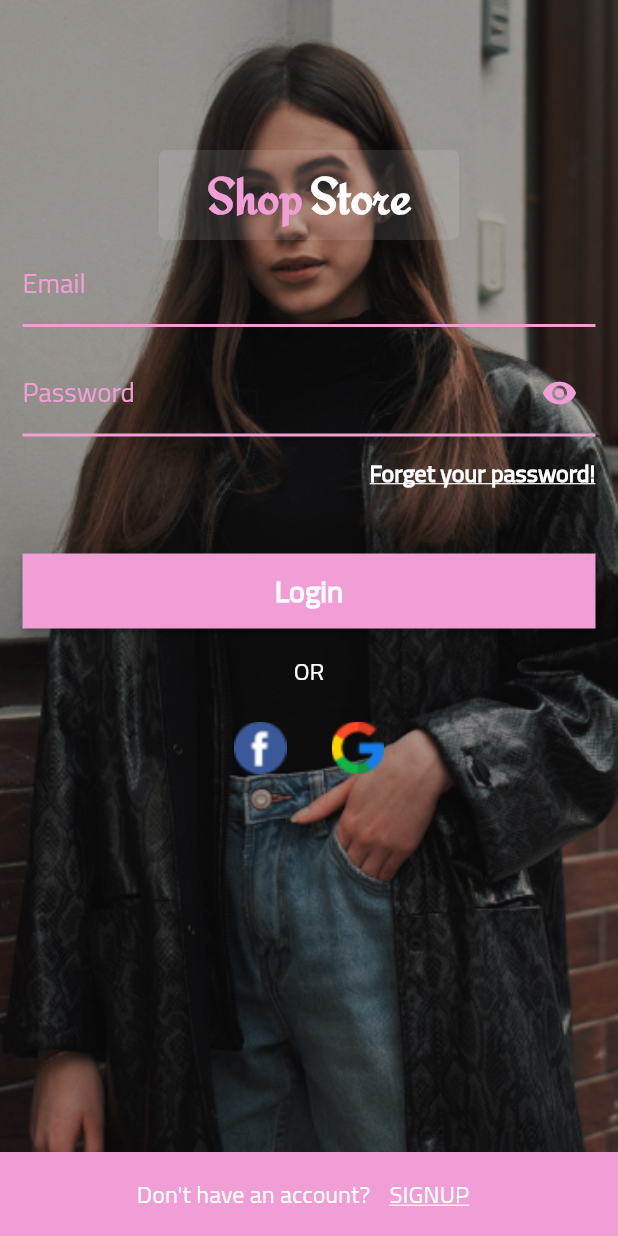
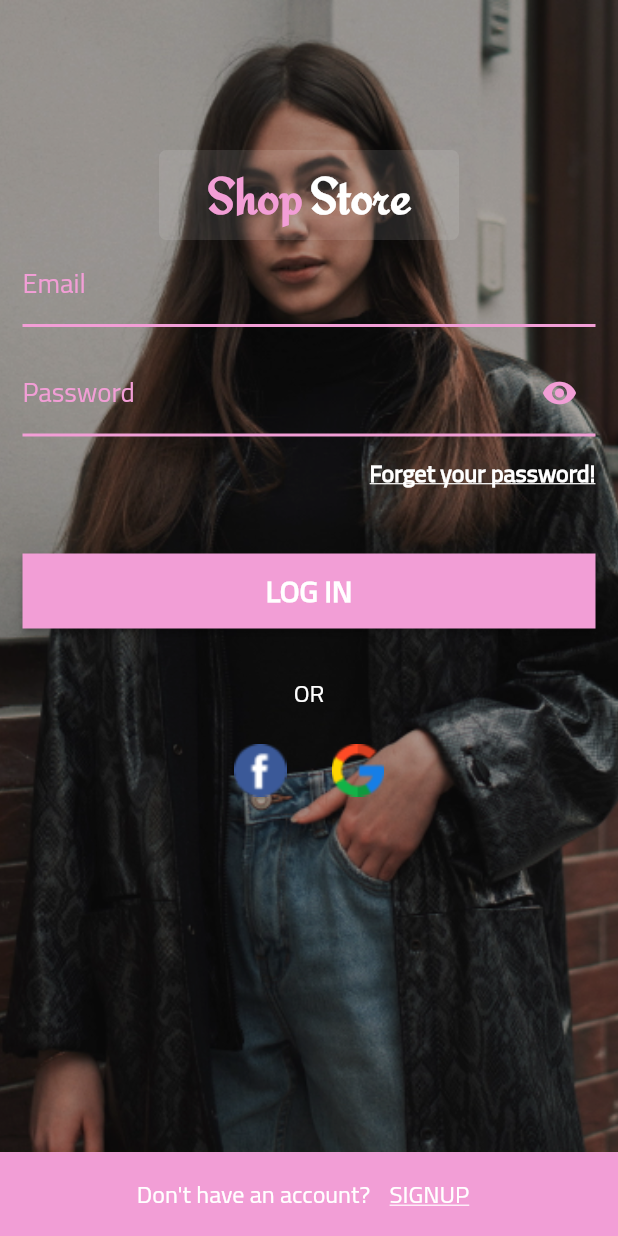
Before and after one commit to mohamedelbalooty/shop_store, a Flutter app: the LoginView screen opened by its route, on a phone screen of 412 x 824 dp. Run offline on Flutter 3.47's test engine with Material 2 defaults, Android fonts, the phone set to English and light mode, and no system bars; our stand-ins replace firebase_auth, firebase_core, get; accounts and stored records are empty.

Commit message:
handling auth

```diff
--- /dev/null
+++ b/lib/utils/helper/firebase_helper.dart
@@ -0,0 +1,5 @@
+import 'package:firebase_auth/firebase_auth.dart';
+
+class FirebaseHelper {
+  static final FirebaseAuth firebaseAuth = FirebaseAuth.instance;
+}
--- a/lib/utils/routes/routes.dart
+++ b/lib/utils/routes/routes.dart
@@ -3,22 +3,35 @@
 import 'package:shop_store/view/auth_view/forget_password_view.dart';
 import 'package:shop_store/view/auth_view/login_view.dart';
 import 'package:shop_store/view/auth_view/signup_view.dart';
+import 'package:shop_store/view/auth_view/verification_view.dart';
+import 'package:shop_store/view/home_view/home_view.dart';
 import 'package:shop_store/view/welcome_view/welcome_view.dart';
 
 class Routes {
   static const String initialRoute = RoutesPath.welcomeView;
   static List<GetPage> routes = [
     GetPage(name: RoutesPath.welcomeView, page: () => const WelcomeView()),
-    GetPage(name: RoutesPath.loginView, page: () => const LoginView(), binding: AuthBinding()),
     GetPage(
-        name: RoutesPath.signupView,
-        page: () => const SignUpView(),
-        binding: AuthBinding()),
+      name: RoutesPath.loginView,
+      page: () => const LoginView(),
+      binding: AuthBinding(),
+    ),
     GetPage(
-        name: RoutesPath.forgetPasswordView,
-        page: () => const ForgetPasswordView()),
-
-    // GetPage(name: RoutesPath.loginView, page: () => const LoginView()),
+      name: RoutesPath.signupView,
+      page: () => const SignUpView(),
+      binding: AuthBinding(),
+    ),
+    GetPage(
+      name: RoutesPath.forgetPasswordView,
+      page: () => const ForgetPasswordView(),
+      binding: AuthBinding(),
+    ),
+    GetPage(
+      name: RoutesPath.verificationView,
+      page: () => const VerificationView(),
+      binding: AuthBinding(),
+    ),
+    GetPage(name: RoutesPath.homeView, page: () => const HomeView()),
     // GetPage(name: RoutesPath.loginView, page: () => const LoginView()),
     // GetPage(name: RoutesPath.loginView, page: () => const LoginView()),
     // GetPage(name: RoutesPath.loginView, page: () => const LoginView()),
@@ -30,4 +43,11 @@
   static const String loginView = "/loginView";
   static const String signupView = "/signupView";
   static const String forgetPasswordView = '/forgetPasswordView';
+  static const String verificationView = '/verificationView';
+  static const String homeView = '/homeView';
+  // static const String verificationView = '/verificationView';
+  // static const String verificationView = '/verificationView';
+  // static const String verificationView = '/verificationView';
+  // static const String verificationView = '/verificationView';
+
 }
--- a/lib/view/auth_view/components.dart
+++ b/lib/view/auth_view/components.dart
@@ -22,6 +22,7 @@
   @override
   Widget build(BuildContext context) {
     return TextFormField(
+      controller: controller,
       validator: validate,
       obscureText: isPassword,
       cursorColor: mainLightColor,
--- a/lib/view/auth_view/login_view.dart
+++ b/lib/view/auth_view/login_view.dart
@@ -18,7 +18,7 @@
   final GlobalKey<FormState> _globalKey = GlobalKey<FormState>();
   final TextEditingController _email = TextEditingController();
   final TextEditingController _password = TextEditingController();
-  final controller = Get.find<AuthController>();
+  final _controller = Get.find<AuthController>();
 
   @override
   Widget build(BuildContext context) {
@@ -61,21 +61,21 @@
                         ),
                         verticalSpace3(),
                         GetBuilder<AuthController>(
-                          builder: (context) {
+                          builder: (_) {
                             return BuildUnderlinedTextFormField(
                               hint: 'Password',
                               controller: _password,
-                              isPassword: !controller.isVisible,
+                              isPassword: !_controller.isVisible,
                               suffixWidget: IconButton(
                                 padding: const EdgeInsets.all(0),
                                 constraints: const BoxConstraints(),
-                                icon: controller.isVisible == true
+                                icon: _controller.isVisible == true
                                     ? const Icon(Icons.visibility_off)
                                     : const Icon(Icons.visibility),
                                 color: Get.isDarkMode
                                     ? mainDarkColor
                                     : mainLightColor,
-                                onPressed: () => controller.changeVisible(),
+                                onPressed: () => _controller.changeVisible(),
                               ),
                               validate: (String? value) {
                                 if (value == null || value.isEmpty) {
@@ -102,24 +102,31 @@
                           ],
                         ),
                         verticalSpace5(),
-                        BuildElevatedButtonUtil(
-                          child: TextUtil(
-                            text: 'Login',
+                        GetBuilder<AuthController>(builder: (_) {
+                          return BuildElevatedButtonUtil(
+                            child: !_controller.isLoading
+                                ? TextUtil(
+                                    text: 'Log in'.toUpperCase(),
                                     fontSize: 20.0,
-                            color: Get.isDarkMode
-                                ? secondDarkColor
-                                : secondLightColor,
+                                    color: whiteColor,
                                     fontWeight: FontWeight.bold,
-                          ),
+                                  )
+                                : const BuildCircularLoadingUtil(),
                             color:
                                 Get.isDarkMode ? mainDarkColor : mainLightColor,
                             radius: 0.0,
                             size: Size(infinityWidth, 50.0),
-                          onClick: () {
-                            if (_globalKey.currentState!.validate()) {}
+                            onClick: () async {
+                              if (_globalKey.currentState!.validate()) {
+                                await _controller.login(
+                                    email: _email.text.trim(),
+                                    password: _password.text);
+                                FocusScope.of(context).unfocus();
+                              }
                             },
-                        ),
-                        verticalSpace3(),
+                          );
+                        }),
+                        verticalSpace5(),
                         Padding(
                           padding: const EdgeInsets.all(8.0),
                           child: TextUtil(
@@ -147,7 +154,7 @@
                             ),
                           ],
                         ),
-                        const SizedBox(height: 60),
+                        const SizedBox(height: 50),
                       ],
                     ),
                   ),
--- a/lib/view/welcome_view/welcome_view.dart
+++ b/lib/view/welcome_view/welcome_view.dart
@@ -22,6 +22,7 @@
               decoration: BoxDecoration(
                 color: blackColor.withOpacity(0.2),
               ),
+              child: Center(
                 child: SingleChildScrollView(
                   child: Column(
                     mainAxisAlignment: MainAxisAlignment.center,
@@ -68,7 +69,7 @@
                             ),
                           ),
                         ),
-                      onPressed: () => Get.toNamed(RoutesPath.loginView),
+                        onPressed: () => Get.offNamed(RoutesPath.loginView),
                       ),
                       Row(
                         mainAxisAlignment: MainAxisAlignment.center,
@@ -92,6 +93,7 @@
                   ),
                 ),
               ),
+            ),
           ],
         ),
       ),
```
Also changed, not shown: lib/core/auth_errors.dart (added, +18 -0 lines), lib/logic/controller/auth_controller.dart (+86 -0 lines), lib/main.dart (+6 -1 lines), lib/view/app_components.dart (+33 -1 lines), lib/view/auth_view/forget_password_view.dart (+18 -12 lines), lib/view/auth_view/signup_view.dart (+18 -9 lines), lib/view/auth_view/verification_view.dart (added, +10 -0 lines), lib/view/home_view/home_view.dart (+12 -0 lines), 8 other files. Lines whose indentation alone changed are shown as unchanged.
